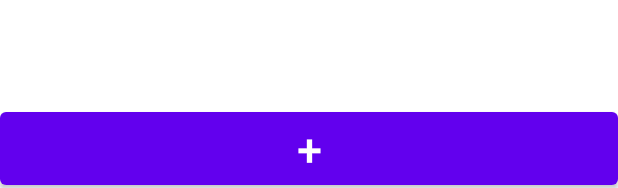
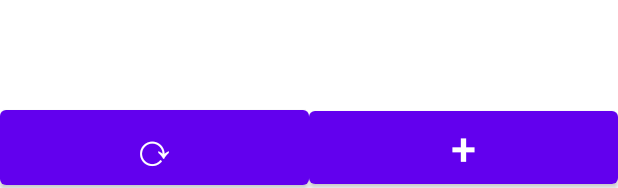
Before and after one commit to Metallogic/Follow-App, an Android app: the layout activity_main.xml on its own in the app's theme, with its tools: preview values and no code run, on a phone screen of 412 x 824 dp. Shown: the part 1045-1233 px from the top of the screen. Run offline under Robolectric (Android 15) with nearby library versions, the phone set to English and light mode, and no system bars.

Commit message:
Aggiornamento main activity: -inseriemnto funzione per mostrare la lista dei dati nella UI; -inizializzazione bottone refresh che aggiorna la lista degli esami inseriti chiamando la funzione viewExam(); Aggiornamento layout activity_main.xml: -inserimento bottone referesh in layout orizzontale con il bottone plusB.

```diff
--- a/app/src/main/res/layout/activity_main.xml
+++ b/app/src/main/res/layout/activity_main.xml
@@ -7,30 +7,49 @@
     tools:context=".MainActivity">
 
     <androidx.recyclerview.widget.RecyclerView
-        android:id="@+id/tVDatiEsami"
+        android:id="@+id/rVDatiEsami"
         android:layout_width="match_parent"
-        android:layout_height="match_parent"
-        app:layout_constraintBottom_toTopOf="@+id/plusB"
+        android:layout_height="wrap_content"
+        app:layout_constraintBottom_toTopOf="@+id/buttonsLayout"
         app:layout_constraintEnd_toEndOf="parent"
-        app:layout_constraintHorizontal_bias="0.0"
+        app:layout_constraintHorizontal_bias="1.0"
         app:layout_constraintStart_toStartOf="parent"
         app:layout_constraintTop_toTopOf="parent"
         app:layout_constraintVertical_bias="0.0">
 
     </androidx.recyclerview.widget.RecyclerView>
 
-    <Button
-        android:id="@+id/plusB"
+    <LinearLayout
+        android:id="@+id/buttonsLayout"
         android:layout_width="match_parent"
         android:layout_height="wrap_content"
-        android:layout_marginBottom="4dp"
-        android:layout_weight="1"
-        android:insetBottom="0dp"
-        android:text="+"
-        android:textSize="30sp"
+        android:orientation="horizontal"
+        android:weightSum="2"
         app:layout_constraintBottom_toBottomOf="parent"
         app:layout_constraintEnd_toEndOf="parent"
-        app:layout_constraintHorizontal_bias="1.0"
-        app:layout_constraintStart_toStartOf="parent" />
+        app:layout_constraintStart_toStartOf="parent">
+
+        <Button
+            android:id="@+id/refreshB"
+            android:layout_width="match_parent"
+            android:layout_height="wrap_content"
+            android:layout_marginBottom="4dp"
+            android:layout_weight="1"
+            android:insetBottom="0dp"
+            android:text="\u27F3"
+            android:textSize="30sp"
+            android:weightSum="1" />
+
+        <Button
+            android:id="@+id/plusB"
+            android:layout_width="match_parent"
+            android:layout_height="wrap_content"
+            android:layout_marginBottom="4dp"
+            android:layout_weight="1"
+            android:insetBottom="0dp"
+            android:text="+"
+            android:textSize="30sp"
+            android:weightSum="1" />
+    </LinearLayout>
 
 </androidx.constraintlayout.widget.ConstraintLayout>
--- a/app/src/main/res/layout/exam_row.xml
+++ b/app/src/main/res/layout/exam_row.xml
@@ -10,7 +10,7 @@
     android:padding="10dp">
 
     <TextView
-        android:id="@+id/tVnomeEsame"
+        android:id="@+id/tVdataEsameRow"
         android:layout_width="wrap_content"
         android:layout_height="wrap_content"
         android:textColor="@android:color/black"
@@ -27,7 +27,7 @@
         tools:text="-" />
 
     <TextView
-        android:id="@+id/tVdataEsame"
+        android:id="@+id/tVnomeEsameRow"
         android:layout_width="0dp"
         android:layout_height="wrap_content"
         android:layout_weight="1"
@@ -36,7 +36,7 @@
         tools:text="Nome Esame" />
 
     <ImageButton
-        android:id="@+id/imageButton"
+        android:id="@+id/modifyB"
         android:layout_width="50dp"
         android:layout_height="50dp"
         android:backgroundTint="#FFFFFF"
```
Also changed, not shown: app/src/main/java/com/example/followapp/DataBaseHandler.kt (+32 -2 lines), app/src/main/java/com/example/followapp/ExamInsertion.kt (+9 -5 lines), app/src/main/java/com/example/followapp/MainActivity.kt (+33 -11 lines), app/src/main/java/com/example/followapp/adattatore.kt (added, +45 -0 lines).
